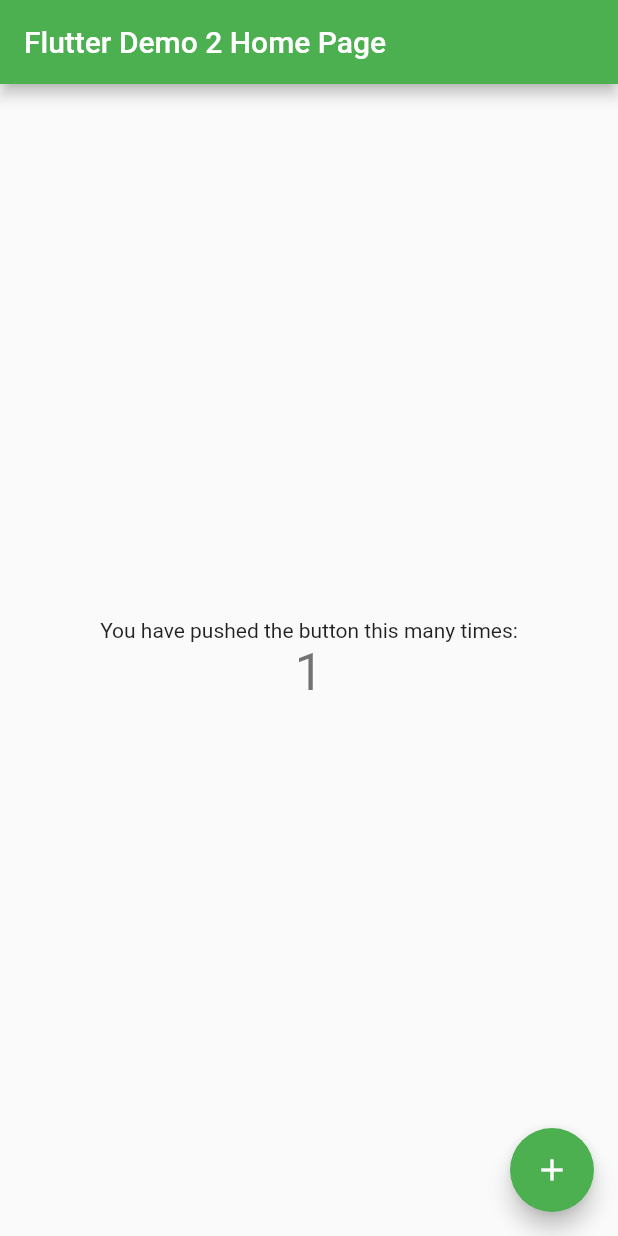
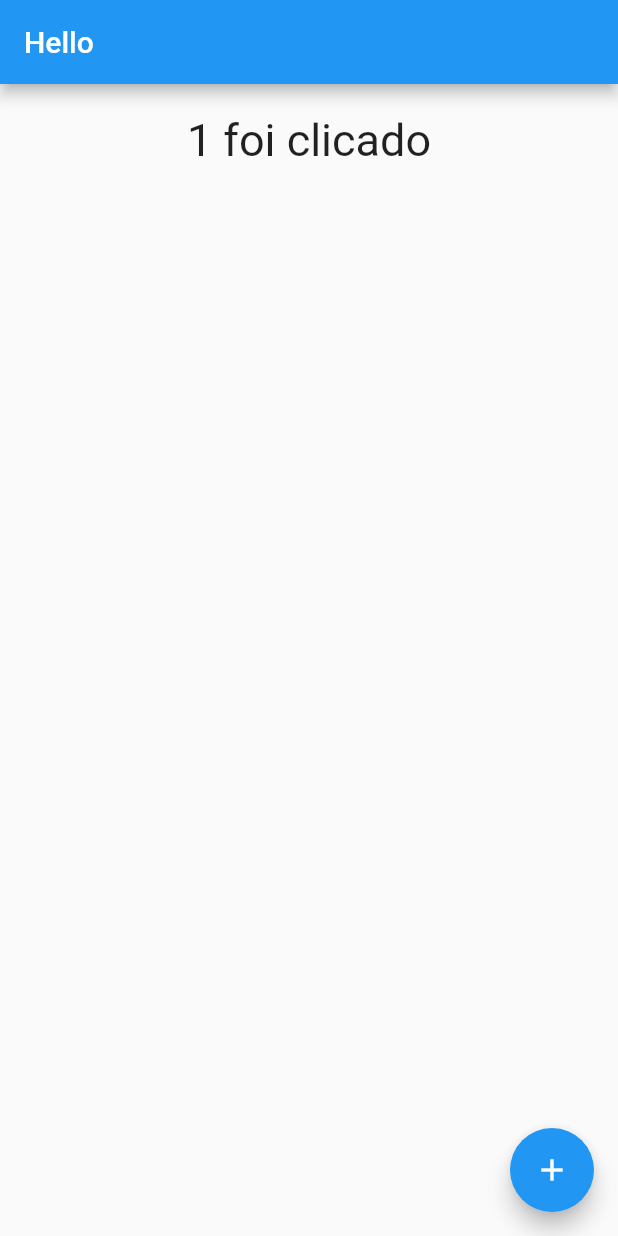
Before and after one commit to stanleygomes/doit, a Flutter app: the screen it shows after launch, after a tap on the "add" icon, on a phone screen of 412 x 824 dp. Run offline on Flutter 3.47's test engine with Material 2 defaults, Android fonts, the phone set to English and light mode, and no system bars.

Commit message:
criar segundo widget

```diff
--- a/lib/main.dart
+++ b/lib/main.dart
@@ -1,113 +1,20 @@
 import 'package:flutter/material.dart';
+import 'package:flutter/widgets.dart';
 
-void main() {
-  runApp(MyApp());
+import './widgets/home.dart';
+
+main() {
+  runApp(RootWidget());
 }
 
-class MyApp extends StatelessWidget {
-  // This widget is the root of your application.
-  @override
+class RootWidget extends StatelessWidget {
   Widget build(BuildContext context) {
     return MaterialApp(
-      title: 'Flutter Demo',
+      title: 'Bom dia',
       theme: ThemeData(
-        // This is the theme of your application.
-        //
-        // Try running your application with "flutter run". You'll see the
-        // application has a blue toolbar. Then, without quitting the app, try
-        // changing the primarySwatch below to Colors.green and then invoke
-        // "hot reload" (press "r" in the console where you ran "flutter run",
-        // or simply save your changes to "hot reload" in a Flutter IDE).
-        // Notice that the counter didn't reset back to zero; the application
-        // is not restarted.
-        primarySwatch: Colors.green,
+        primarySwatch: Colors.blue,
       ),
-      home: MyHomePage(title: 'Flutter Demo 2 Home Page'),
+      home: HomeWidget('Hello'),
     );
   }
 }
-
-class MyHomePage extends StatefulWidget {
-  MyHomePage({Key? key, required this.title}) : super(key: key);
-
-  // This widget is the home page of your application. It is stateful, meaning
-  // that it has a State object (defined below) that contains fields that affect
-  // how it looks.
-
-  // This class is the configuration for the state. It holds the values (in this
-  // case the title) provided by the parent (in this case the App widget) and
-  // used by the build method of the State. Fields in a Widget subclass are
-  // always marked "final".
-
-  final String title;
-
-  @override
-  _MyHomePageState createState() => _MyHomePageState();
-}
-
-class _MyHomePageState extends State<MyHomePage> {
-  int _counter = 0;
-
-  void _incrementCounter() {
-    setState(() {
-      // This call to setState tells the Flutter framework that something has
-      // changed in this State, which causes it to rerun the build method below
-      // so that the display can reflect the updated values. If we changed
-      // _counter without calling setState(), then the build method would not be
-      // called again, and so nothing would appear to happen.
-      _counter++;
-    });
-  }
-
-  @override
-  Widget build(BuildContext context) {
-    // This method is rerun every time setState is called, for instance as done
-    // by the _incrementCounter method above.
-    //
-    // The Flutter framework has been optimized to make rerunning build methods
-    // fast, so that you can just rebuild anything that needs updating rather
-    // than having to individually change instances of widgets.
-    return Scaffold(
-      appBar: AppBar(
-        // Here we take the value from the MyHomePage object that was created by
-        // the App.build method, and use it to set our appbar title.
-        title: Text(widget.title),
-      ),
-      body: Center(
-        // Center is a layout widget. It takes a single child and positions it
-        // in the middle of the parent.
-        child: Column(
-          // Column is also a layout widget. It takes a list of children and
-          // arranges them vertically. By default, it sizes itself to fit its
-          // children horizontally, and tries to be as tall as its parent.
-          //
-          // Invoke "debug painting" (press "p" in the console, choose the
-          // "Toggle Debug Paint" action from the Flutter Inspector in Android
-          // Studio, or the "Toggle Debug Paint" command in Visual Studio Code)
-          // to see the wireframe for each widget.
-          //
-          // Column has various properties to control how it sizes itself and
-          // how it positions its children. Here we use mainAxisAlignment to
-          // center the children vertically; the main axis here is the vertical
-          // axis because Columns are vertical (the cross axis would be
-          // horizontal).
-          mainAxisAlignment: MainAxisAlignment.center,
-          children: <Widget>[
-            Text(
-              'You have pushed the button this many times:',
-            ),
-            Text(
-              '$_counter',
-              style: Theme.of(context).textTheme.headline4,
-            ),
-          ],
-        ),
-      ),
-      floatingActionButton: FloatingActionButton(
-        onPressed: _incrementCounter,
-        tooltip: 'Increment',
-        child: Icon(Icons.add),
-      ), // This trailing comma makes auto-formatting nicer for build methods.
-    );
-  }
-}
--- /dev/null
+++ b/lib/widgets/home.dart
@@ -0,0 +1,52 @@
+import 'package:flutter/material.dart';
+import 'package:flutter/widgets.dart';
+
+class HomeWidget extends StatefulWidget {
+  final String title;
+
+  HomeWidget(this.title);
+
+  @override
+  _HomeState createState() => _HomeState();
+}
+
+class _HomeState extends State<HomeWidget> {
+  int _counter = 0;
+
+  void _incrementCounter() {
+    setState(() {
+      _counter++;
+    });
+  }
+
+  Widget build(BuildContext buildContext) {
+    return Scaffold(
+      appBar: AppBar(
+        // title: Text('$_counter vez clicado'),
+        title: Text(widget.title),
+      ),
+      body: Center(
+        child: Column(
+          children: <Widget>[
+            Container(
+              width: double.infinity,
+              margin: EdgeInsets.all(20),
+              child: Text(
+                '$_counter foi clicado',
+                style: TextStyle(
+                  fontSize: 30,
+                ),
+                textAlign: TextAlign.center,
+              ),
+            )
+          ],
+        ),
+      ),
+      floatingActionButton: FloatingActionButton(
+        tooltip: 'Ola',
+        onPressed: _incrementCounter,
+        child: Icon(Icons.add),
+      ),
+    );
+  }
+}
```
